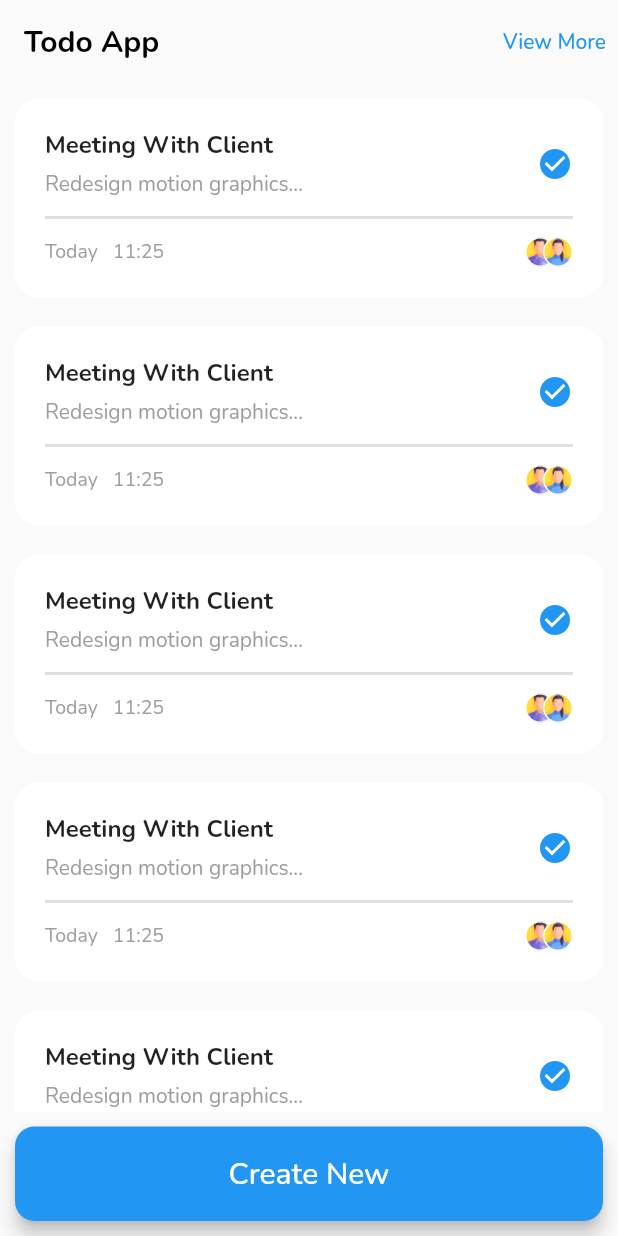
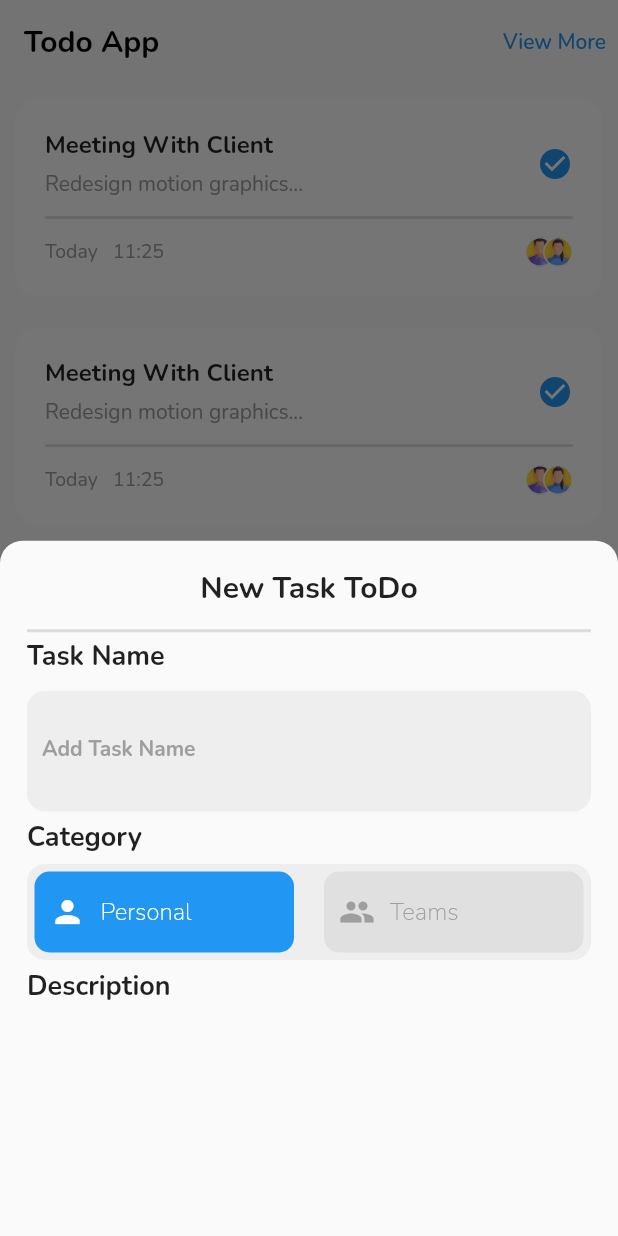
Before and after one commit to Naawaal/TodoApp, a Flutter app: the screen it shows after launch, after a tap on "Create New", on a phone screen of 412 x 824 dp. Run offline on Flutter 3.47's test engine with Material 2 defaults, Android fonts, the phone set to English and light mode, and no system bars; our stand-ins replace google_fonts.

Commit message:
Second Commit

```diff
--- a/lib/screen/homescreen.dart
+++ b/lib/screen/homescreen.dart
@@ -1,5 +1,6 @@
 import 'package:flutter/material.dart';
 import 'package:todoapp/widget/app_buttom.dart';
+import 'package:todoapp/widget/bottomsheet.dart';
 import 'package:todoapp/widget/todo_list.dart';
 
 class HomeScreen extends StatelessWidget {
@@ -19,11 +20,22 @@ class HomeScreen extends StatelessWidget {
         actions: [TextButton(onPressed: () {}, child: const Text('View More'))],
       ),
       body: const TodoList(),
-      bottomNavigationBar: const Padding(
-        padding: EdgeInsets.all(10.0),
+      bottomNavigationBar: Padding(
+        padding: const EdgeInsets.all(10.0),
         child: AppButtom(
-          text: 'Create New',
-        ),
+            text: 'Create New',
+            onPressed: () {
+              showModalBottomSheet(
+                  context: context,
+                  shape: const RoundedRectangleBorder(
+                    borderRadius: BorderRadius.only(
+                        topLeft: Radius.circular(15),
+                        topRight: Radius.circular(15)),
+                  ),
+                  builder: (context) {
+                    return const TodoBottomSheet();
+                  });
+            }),
       ),
     );
   }
--- a/lib/widget/app_buttom.dart
+++ b/lib/widget/app_buttom.dart
@@ -2,13 +2,14 @@ import 'package:flutter/material.dart';
 
 class AppButtom extends StatelessWidget {
   final String text;
-  const AppButtom({super.key, required this.text});
+  final void Function()? onPressed;
+  const AppButtom({super.key, required this.text, required this.onPressed});
 
   @override
   Widget build(BuildContext context) {
     return SizedBox(
       child: ElevatedButton(
-        onPressed: () {},
+        onPressed: onPressed,
         style: ElevatedButton.styleFrom(
             elevation: 5,
             padding: const EdgeInsets.all(18),
--- /dev/null
+++ b/lib/widget/bottomsheet.dart
@@ -0,0 +1,78 @@
+import 'package:flutter/material.dart';
+import 'package:todoapp/widget/todo_category.dart';
+import 'package:todoapp/widget/todo_textformfield.dart';
+
+class TodoBottomSheet extends StatelessWidget {
+  const TodoBottomSheet({super.key});
+
+  @override
+  Widget build(BuildContext context) {
+    return Padding(
+      padding: const EdgeInsets.all(18),
+      child: Column(
+        crossAxisAlignment: CrossAxisAlignment.start,
+        children: [
+          Row(
+            mainAxisAlignment: MainAxisAlignment.center,
+            children: const [
+              Text(
+                'New Task ToDo',
+                style: TextStyle(
+                  fontSize: 20,
+                  fontWeight: FontWeight.bold,
+                ),
+              ),
+            ],
+          ),
+          const SizedBox(
+            height: 10,
+          ),
+          const Divider(
+            height: 10,
+            thickness: 2,
+          ),
+          Column(
+            crossAxisAlignment: CrossAxisAlignment.start,
+            children: const [
+              Text(
+                'Task Name',
+                style: TextStyle(
+                  fontSize: 18,
+                  fontWeight: FontWeight.bold,
+                ),
+              ),
+              SizedBox(
+                height: 10,
+              ),
+              TodoTextFormField(),
+              SizedBox(
+                height: 5,
+              ),
+              Text(
+                'Category',
+                style: TextStyle(
+                  fontSize: 18,
+                  fontWeight: FontWeight.bold,
+                ),
+              ),
+              SizedBox(
+                height: 5,
+              ),
+              TodoCategory(),
+              SizedBox(
+                height: 5,
+              ),
+              Text(
+                'Description',
+                style: TextStyle(
+                  fontSize: 18,
+                  fontWeight: FontWeight.bold,
+                ),
+              ),
+            ],
+          ),
+        ],
+      ),
+    );
+  }
+}
--- /dev/null
+++ b/lib/widget/todo_category.dart
@@ -0,0 +1,90 @@
+import 'package:flutter/material.dart';
+
+class TodoCategory extends StatefulWidget {
+  const TodoCategory({super.key});
+
+  @override
+  State<TodoCategory> createState() => _TodoCategoryState();
+}
+
+class _TodoCategoryState extends State<TodoCategory> {
+  String activeCategory = 'Personal';
+
+  @override
+  Widget build(BuildContext context) {
+    return Container(
+      padding: const EdgeInsets.symmetric(horizontal: 5, vertical: 5),
+      decoration: BoxDecoration(
+        color: Colors.grey.shade200,
+        borderRadius: BorderRadius.circular(12),
+      ),
+      child: Row(mainAxisAlignment: MainAxisAlignment.spaceBetween, children: [
+        Expanded(
+          child: _itemBuilder(
+            value: 'Personal',
+            icon: Icon(
+              Icons.person,
+              color: activeCategory != 'Personal' ? Colors.grey : Colors.white,
+            ),
+            onPressed: () {
+              setState(() {
+                activeCategory = 'Personal';
+              });
+            },
+            isActive: activeCategory == 'Personal',
+          ),
+        ),
+        const SizedBox(
+          width: 20,
+        ),
+        Expanded(
+          child: _itemBuilder(
+            value: 'Teams',
+            icon: Icon(
+              Icons.people,
+              color: activeCategory != 'Teams' ? Colors.grey : Colors.white,
+            ),
+            onPressed: () {
+              setState(() {
+                activeCategory = 'Teams';
+              });
+            },
+            isActive: activeCategory == 'Teams',
+          ),
+        ),
+      ]),
+    );
+  }
+
+  Widget _itemBuilder({
+    required final String value,
+    required Icon icon,
+    required final Function()? onPressed,
+    required final bool isActive,
+  }) {
+    return GestureDetector(
+      onTap: onPressed,
+      child: Container(
+        padding: const EdgeInsets.symmetric(horizontal: 10, vertical: 15),
+        decoration: BoxDecoration(
+          color: isActive ? Colors.blue : Colors.grey.shade300,
+          borderRadius: BorderRadius.circular(10),
+        ),
+        child: Row(children: [
+          icon,
+          const SizedBox(
+            width: 10,
+          ),
+          Text(
+            value,
+            style: TextStyle(
+              fontSize: 16,
+              fontWeight: FontWeight.w100,
+              color: !isActive ? Colors.grey : Colors.white,
+            ),
+          ),
+        ]),
+      ),
+    );
+  }
+}
--- /dev/null
+++ b/lib/widget/todo_textformfield.dart
@@ -0,0 +1,25 @@
+import 'package:flutter/material.dart';
+
+class TodoTextFormField extends StatelessWidget {
+  const TodoTextFormField({super.key});
+
+  @override
+  Widget build(BuildContext context) {
+    return Container(
+      padding: const EdgeInsets.symmetric(horizontal: 10, vertical: 10),
+      decoration: BoxDecoration(
+          color: Colors.grey.shade200, borderRadius: BorderRadius.circular(12)),
+      child: TextFormField(
+        autocorrect: true,
+        decoration: InputDecoration(
+            border: InputBorder.none,
+            labelText: 'Add Task Name',
+            labelStyle: TextStyle(
+              fontSize: 14,
+              fontWeight: FontWeight.bold,
+              color: Colors.grey.shade500,
+            )),
+      ),
+    );
+  }
+}
```
